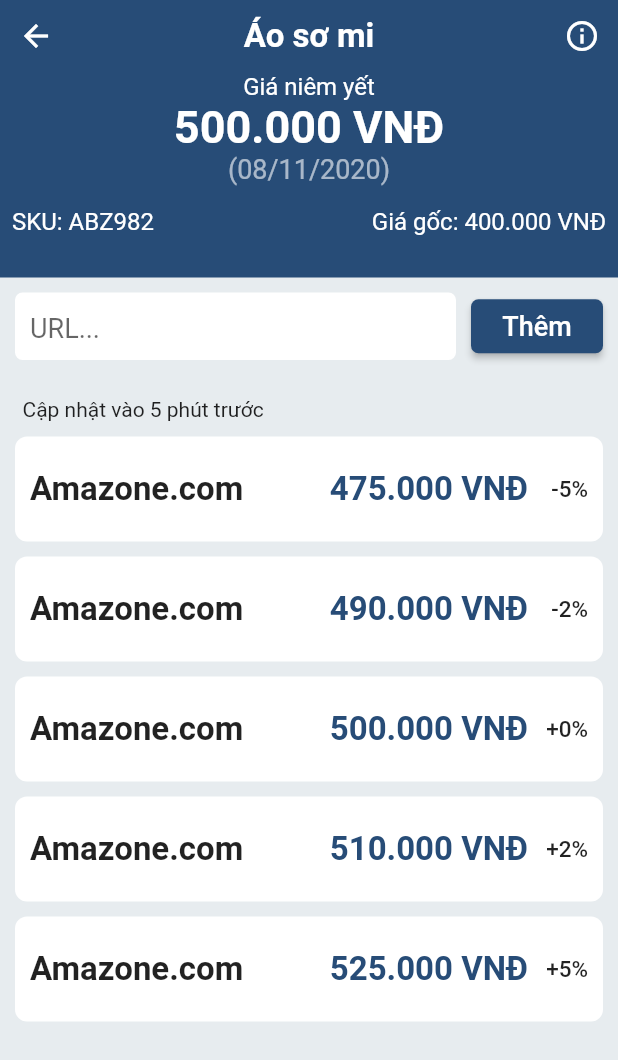
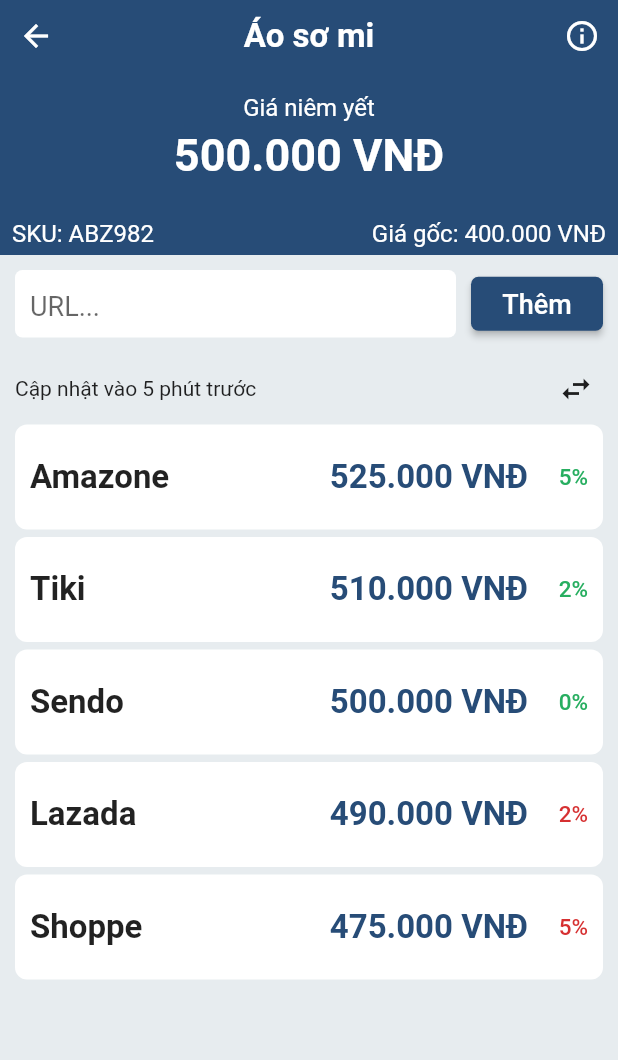
Before and after one commit to phian/PPrice_UI, a Flutter app: the GiaDoiThu screen opened directly, on a phone screen of 412 x 824 dp. Shown: the top 1060 px of the screen. Run offline on Flutter 3.47's test engine with Material 2 defaults, Android fonts, the phone set to English and light mode, and no system bars; drawn by our look-alikes of flutter_swipe_action_cell; our stand-ins replace charts_flutter, flutter_datetime_picker, flutter_masked_text, flutter_money_formatter, page_transition; missing offline and left inert: autocomplete_textfield, custom_pop_up_menu; statements that could not run were skipped.

Commit message:
bieu do theo doi gia doi thu

```diff
--- a/lib/main.dart
+++ b/lib/main.dart
@@ -4,7 +4,7 @@ import 'package:pprice_ui/ui/product_list_screen.dart';
 
 void main() {
   runApp(MaterialApp(
-    home: LoginScreen(),
+    home: ProductListScreen(),
     debugShowCheckedModeBanner: false,
   ));
 }
--- a/lib/reuse_widgets/custom_app_bar.dart
+++ b/lib/reuse_widgets/custom_app_bar.dart
@@ -1,19 +1,17 @@
 import 'package:flutter/material.dart';
 
 class CustomAppBar extends StatelessWidget implements PreferredSizeWidget {
-  final double _height = 185.0;
+  final double _height = 170.0;
   String tenSP;
   String giaNiemYet;
   String sKU;
   String giaGoc;
-  String ngayApDung;
 
   CustomAppBar({
     this.tenSP,
     this.giaNiemYet,
     this.sKU,
     this.giaGoc,
-    this.ngayApDung,
   });
 
   @override
@@ -25,6 +23,7 @@ class CustomAppBar extends StatelessWidget implements PreferredSizeWidget {
       ),
       color: Color(0xFF274C77),
       child: Column(
+        mainAxisAlignment: MainAxisAlignment.spaceBetween,
         children: [
           Row(
             children: [
@@ -49,6 +48,7 @@ class CustomAppBar extends StatelessWidget implements PreferredSizeWidget {
               )
             ],
           ),
+          SizedBox(height: 5),
           Text(
             'Giá niêm yết',
             style: TextStyle(
@@ -64,24 +64,16 @@ class CustomAppBar extends StatelessWidget implements PreferredSizeWidget {
               color: Colors.white,
             ),
           ),
-          Text(
-            '(' + ngayApDung + ')',
-            style: TextStyle(
-              fontSize: 18,
-              color: Colors.white60,
-            ),
-          ),
           Padding(
-            padding: EdgeInsets.only(top: 15, left: 8, right: 8),
+            padding: EdgeInsets.only(top: 20, left: 8, right: 8, bottom: 5),
             child: Row(
+              mainAxisAlignment: MainAxisAlignment.spaceBetween,
               children: [
-                Expanded(
-                  child: Text(
-                    'SKU: ' + sKU,
-                    style: TextStyle(
-                      fontSize: 16,
-                      color: Colors.white,
-                    ),
+                Text(
+                  'SKU: ' + sKU,
+                  style: TextStyle(
+                    fontSize: 16,
+                    color: Colors.white,
                   ),
                 ),
                 Text(
--- a/lib/reuse_widgets/custom_list_tile.dart
+++ b/lib/reuse_widgets/custom_list_tile.dart
@@ -1,18 +1,26 @@
 import 'package:flutter/material.dart';
+import 'package:pprice_ui/ui/gia_doi_thu.dart';
 
 class CompetitorPriceTile extends StatelessWidget {
-  String competitorName;
-  String price;
-  String percentDiff; // TODO code lại tự tính ???
+  final CompetitorPrice competitorPrice;
+  final int giahientai;
+  double phantram;
 
-  CompetitorPriceTile({this.competitorName, this.price, this.percentDiff});
+  CompetitorPriceTile(this.competitorPrice, this.giahientai) {
+    phantram = (giahientai / competitorPrice.price).toDouble();
+
+    if (giahientai > competitorPrice.price)
+      phantram = (phantram - 1) * 100;
+    else
+      phantram = (1 - phantram) * 100;
+  }
 
   @override
   Widget build(BuildContext context) {
     return Container(
       height: 70,
       width: double.infinity,
-      margin: EdgeInsets.only(bottom: 10, left: 10, right: 10),
+      margin: EdgeInsets.only(left: 10, right: 10),
       padding: EdgeInsets.symmetric(horizontal: 10),
       decoration: BoxDecoration(
         color: Colors.white,
@@ -22,24 +30,29 @@ class CompetitorPriceTile extends StatelessWidget {
         children: [
           Expanded(
             child: Text(
-              competitorName,
+              competitorPrice.name,
               style: TextStyle(fontSize: 22, fontWeight: FontWeight.w600),
             ),
           ),
           Text(
-            price,
+            formartPrice(competitorPrice.price) + ' VNĐ',
             style: TextStyle(
                 fontSize: 22,
-                //color: Colors.red,
                 color: Color(0xFF274C77),
                 fontWeight: FontWeight.w700),
           ),
           SizedBox(
             width: 40,
             child: Text(
-              percentDiff,
+              phantram.toStringAsFixed(0) + '%',
               textAlign: TextAlign.end,
-              style: TextStyle(fontSize: 15, fontWeight: FontWeight.w500),
+              style: TextStyle(
+                fontSize: 15,
+                fontWeight: FontWeight.w500,
+                color: giahientai > competitorPrice.price
+                    ? Color(0xffD63031)
+                    : Color(0xff27AE60),
+              ),
             ),
           ),
         ],
--- a/lib/ui/cap_nhat_gia.dart
+++ b/lib/ui/cap_nhat_gia.dart
@@ -30,7 +30,6 @@ class CapNhatGiaState extends State<CapNhatGia> {
         appBar: CustomAppBar(
           tenSP: 'Áo sơ mi',
           giaNiemYet: '500.000 VNĐ',
-          ngayApDung: '08/11/2020',
           sKU: 'ABZ982',
           giaGoc: '400.000 VNĐ',
         ),
--- a/lib/ui/gia_doi_thu.dart
+++ b/lib/ui/gia_doi_thu.dart
@@ -1,17 +1,65 @@
 import 'package:flutter/material.dart';
 import 'package:pprice_ui/reuse_widgets/custom_app_bar.dart';
 import 'package:pprice_ui/reuse_widgets/custom_list_tile.dart';
+import 'package:charts_flutter/flutter.dart' as charts;
+import 'package:flutter_money_formatter/flutter_money_formatter.dart';
+import 'package:flutter_swipe_action_cell/flutter_swipe_action_cell.dart';
 
-class GiaDoiThu extends StatelessWidget {
+class GiaDoiThu extends StatefulWidget {
+  @override
+  _GiaDoiThuState createState() => _GiaDoiThuState();
+}
+
+class _GiaDoiThuState extends State<GiaDoiThu> {
+  static bool viewChart = false;
+
+  var data1 = [
+    CompetitorPrice("Amazone", 525000, 500000),
+    CompetitorPrice("Tiki", 510000, 500000),
+    CompetitorPrice("Sendo", 500000, 500000),
+    CompetitorPrice("Lazada", 490000, 500000),
+    CompetitorPrice("Shoppe", 475000, 500000),
+  ];
+  var data2 = [
+    CompetitorPrice("Shoppe", 475000, 500000),
+    CompetitorPrice("Lazada", 490000, 500000),
+    CompetitorPrice("Sendo", 500000, 500000),
+    CompetitorPrice("Tiki", 510000, 500000),
+    CompetitorPrice("Amazone", 525000, 500000),
+  ];
+
   @override
   Widget build(BuildContext context) {
+    var series = [
+      charts.Series(
+        domainFn: (CompetitorPrice competitor, _) => competitor.name,
+        measureFn: (CompetitorPrice competitor, _) => competitor.price,
+        colorFn: (CompetitorPrice competitor, _) => competitor.color,
+        id: 'Competitor Price',
+        data: data1,
+        labelAccessorFn: (CompetitorPrice competitor, _) =>
+            '${competitor.name}: ${formartPrice(competitor.price)} VNĐ',
+      )
+    ];
+
+    var barchart = charts.BarChart(
+      series,
+      vertical: false,
+      barRendererDecorator: charts.BarLabelDecorator<String>(
+        insideLabelStyleSpec: charts.TextStyleSpec(
+          fontSize: 20,
+          color: charts.MaterialPalette.white,
+        ),
+      ),
+      domainAxis: charts.OrdinalAxisSpec(renderSpec: charts.NoneRenderSpec()),
+    );
+
     return SafeArea(
       child: Scaffold(
         backgroundColor: Color(0xFFE7ECEF),
         appBar: CustomAppBar(
           tenSP: 'Áo sơ mi',
           giaNiemYet: '500.000 VNĐ',
-          ngayApDung: '08/11/2020',
           sKU: 'ABZ982',
           giaGoc: '400.000 VNĐ',
         ),
@@ -59,46 +107,102 @@ class GiaDoiThu extends StatelessWidget {
                 ],
               ),
             ),
-            Padding(
-              padding: EdgeInsets.only(top: 15, left: 15, bottom: 10),
-              child: Text('Cập nhật vào 5 phút trước'),
+            Row(
+              mainAxisAlignment: MainAxisAlignment.spaceBetween,
+              children: [
+                Padding(
+                  padding: EdgeInsets.only(left: 10),
+                  child: Text('Cập nhật vào 5 phút trước'),
+                ),
+                FlatButton(
+                  onPressed: () {
+                    if (viewChart == true)
+                      viewChart = false;
+                    else
+                      viewChart = true;
+                    setState(() {});
+                  },
+                  child: Icon(Icons.swap_horiz),
+                  minWidth: 30,
+                  shape: CircleBorder(),
+                )
+              ],
             ),
             Expanded(
-              child: ListView(
-                physics: BouncingScrollPhysics(
-                    parent: AlwaysScrollableScrollPhysics()),
-                children: [
-                  CompetitorPriceTile(
-                    competitorName: 'Amazone.com',
-                    price: '475.000 VNĐ',
-                    percentDiff: '-5%',
-                  ),
-                  CompetitorPriceTile(
-                    competitorName: 'Amazone.com',
-                    price: '490.000 VNĐ',
-                    percentDiff: '-2%',
-                  ),
-                  CompetitorPriceTile(
-                    competitorName: 'Amazone.com',
-                    price: '500.000 VNĐ',
-                    percentDiff: '+0%',
-                  ),
-                  CompetitorPriceTile(
-                    competitorName: 'Amazone.com',
-                    price: '510.000 VNĐ',
-                    percentDiff: '+2%',
-                  ),
-                  CompetitorPriceTile(
-                    competitorName: 'Amazone.com',
-                    price: '525.000 VNĐ',
-                    percentDiff: '+5%',
-                  ),
-                ],
-              ),
+              child: viewChart == false ? listView() : chart(barchart),
             ),
           ],
         ),
       ),
     );
   }
+
+  Widget listView() {
+    return RefreshIndicator(
+      onRefresh: () async {
+        await Future.delayed(Duration(seconds: 1));
+      },
+      child: ListView.separated(
+        itemCount: data1.length,
+        physics: BouncingScrollPhysics(parent: AlwaysScrollableScrollPhysics()),
+        itemBuilder: (context, index) {
+          return SwipeActionCell(
+            performsFirstActionWithFullSwipe: true,
+            backgroundColor: Colors.transparent,
+            key: ValueKey(data1[index]),
+            trailingActions: [
+              SwipeAction(
+                content: Container(
+                  padding: EdgeInsets.only(left: 10),
+                  color: Colors.red,
+                  child: Icon(
+                    Icons.delete,
+                    color: Colors.white,
+                  ),
+                ),
+                onTap: (handler) async {
+                  await handler(true);
+                },
+              )
+            ],
+            child: CompetitorPriceTile(data1[index], 500000),
+          );
+        },
+        separatorBuilder: (context, index) => SizedBox(height: 5),
+      ),
+    );
+  }
+
+  Widget chart(charts.BarChart chart) {
+    return Container(
+      padding: EdgeInsets.only(bottom: 25, left: 10),
+      height: 400,
+      width: double.infinity,
+      child: chart,
+    );
+  }
 }
+
+class CompetitorPrice {
+  final String name;
+  final int price;
+  charts.Color color;
+
+  CompetitorPrice(this.name, this.price, int giahientai) {
+    if (price >= giahientai)
+      this.color = charts.Color(r: 39, g: 174, b: 96);
+    else
+      this.color = charts.Color(r: 214, g: 48, b: 49);
+  }
+}
+
+String formartPrice(int price) {
+  var a = FlutterMoneyFormatter(
+    amount: price.toDouble(),
+    settings: MoneyFormatterSettings(
+      thousandSeparator: '.',
+      decimalSeparator: ',',
+    ),
+  ).output;
+  return a.withoutFractionDigits.toString();
+}
--- a/pubspec.yaml
+++ b/pubspec.yaml
@@ -32,8 +32,11 @@ dependencies:
   custom_pop_up_menu: ^1.1.0
   autocomplete_textfield: ^1.7.3
   flutter_datetime_picker: ^1.4.0
-  intl: ^0.16.1
+  intl: ^0.15.8
   flutter_masked_text: ^0.8.0
+  charts_flutter: ^0.9.0
+  flutter_money_formatter: ^0.8.3
+  flutter_swipe_action_cell: ^1.3.4
 
 dev_dependencies:
   flutter_test:
```
Also changed, not shown: pubspec.lock.
